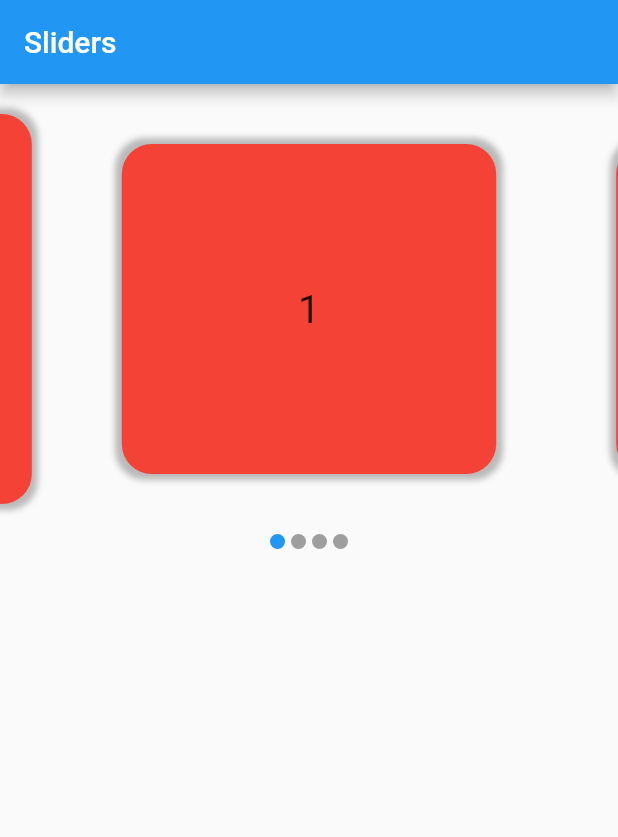
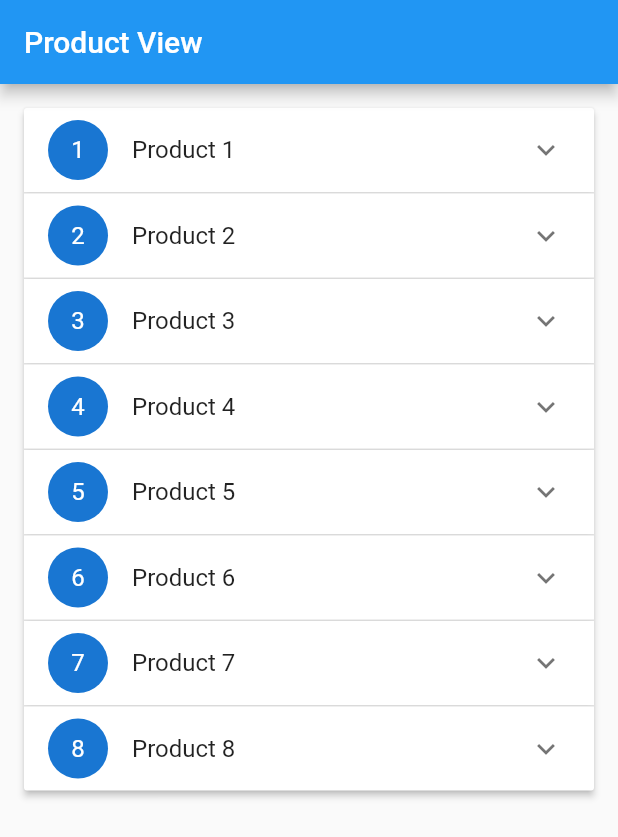
Before and after one commit to viniciusoliverrs/flutter-playground, a Flutter app: the screen it shows after launch, on a phone screen of 412 x 824 dp. Shown: the top 837 px of the screen. Run offline on Flutter 3.47's test engine with Material 2 defaults, Android fonts, the phone set to English and light mode, and no system bars; our stand-ins replace flutter_bloc, flutter_modular, get, supabase, supabase_flutter; missing offline and left inert: qr_code_scanner; accounts and stored records are empty.

Commit message:
feat: Examples

```diff
--- /dev/null
+++ b/lib/src/examples/expand-card/view/product_view.dart
@@ -0,0 +1,65 @@
+import 'package:flutter/material.dart';
+
+class ProductView extends StatefulWidget {
+  const ProductView({Key? key}) : super(key: key);
+
+  @override
+  State<ProductView> createState() => _ProductViewState();
+}
+
+class _ProductViewState extends State<ProductView> {
+  final int _expandedIndex = -1;
+  final List<ProductModel> _products = ProductModel.randomGenerate(8);
+  @override
+  Widget build(BuildContext context) {
+    return Scaffold(
+      appBar: AppBar(title: const Text('Product View')),
+      body: SingleChildScrollView(
+        child: Padding(
+          padding: const EdgeInsets.all(16),
+          child: ExpansionPanelList(
+            expansionCallback: (int index, bool isExpanded) {
+              setState(() => _products[index].isExpanded = !isExpanded);
+            },
+            children: _products.map((ProductModel product) {
+              return ExpansionPanel(
+                isExpanded: product.isExpanded,
+                canTapOnHeader: true,
+                headerBuilder: (BuildContext context, bool isExpanded) {
+                  return ListTile(
+                    leading: CircleAvatar(child: Text(product.id.toString())),
+                    title: Text(product.name)
+                  );
+                },
+                body: ListTile(
+                  title: Text(product.description),
+                ),
+              );
+            }).toList(),
+          ),
+        ),
+      ),
+    );
+  }
+}
+
+class ProductModel {
+  int id;
+  String name;
+  String description;
+  bool isExpanded;
+
+  ProductModel(this.id, this.name, this.description, this.isExpanded);
+
+  static List<ProductModel> randomGenerate(int qnt) {
+    return List.generate(qnt, (index) {
+      index += 1;
+      return ProductModel(
+        index,
+        'Product $index',
+        'Description $index',
+        false,
+      );
+    });
+  }
+}
--- /dev/null
+++ b/lib/src/examples/learn_tests/errors/user_exception.dart
@@ -0,0 +1,4 @@
+class UserException implements Exception {
+  final String message;
+  UserException(this.message);
+}
```
Also changed, not shown: lib/main.dart (+9 -2 lines), lib/src/examples/form/models/field_model.dart (added, +35 -0 lines), lib/src/examples/form/view/form_view.dart (added, +89 -0 lines), lib/src/examples/learn_tests/entities/user_entity.dart (added, +42 -0 lines), 1 other file.
